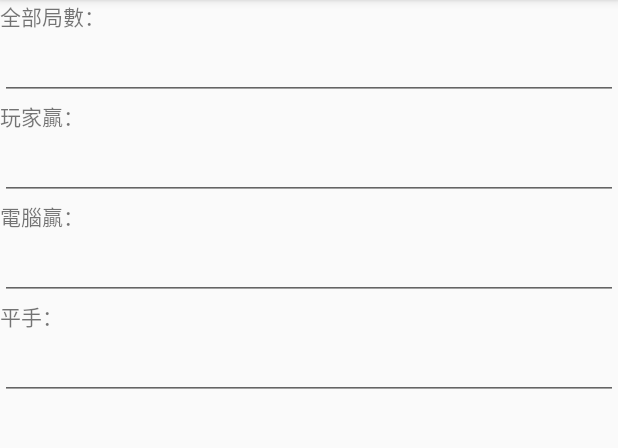
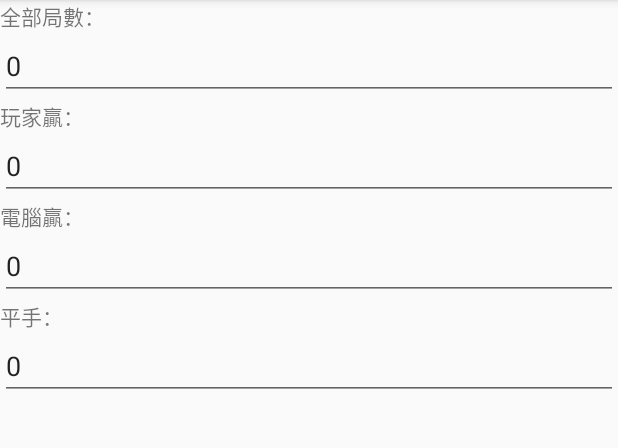
Before and after one commit to IBOTIAndy/NTUT_Android_HW, an Android app: the ResultActivity screen opened directly, with no data from a screen before it, on a phone screen of 412 x 824 dp, the part 84-532 px from its top. Run offline under Robolectric (Android 15) with nearby library versions, the phone set to English and light mode, and no system bars.

Commit message:
almost ok ResultActivity

```diff
--- a/app/src/main/java/com/gameusingdynamicfragment/ResultActivity.java
+++ b/app/src/main/java/com/gameusingdynamicfragment/ResultActivity.java
@@ -1,13 +1,33 @@
 package com.gameusingdynamicfragment;
 
+import android.content.Intent;
 import android.support.v7.app.AppCompatActivity;
 import android.os.Bundle;
+import android.widget.EditText;
 
 public class ResultActivity extends AppCompatActivity {
+
+    private EditText mEdtCountSet,
+            mEdtCountPlayerWin,
+            mEdtCountComWin,
+            mEdtCountDraw;
 
     @Override
     protected void onCreate(Bundle savedInstanceState) {
         super.onCreate(savedInstanceState);
         setContentView(R.layout.activity_result);
+
+        mEdtCountSet = (EditText) findViewById(R.id.edtCountSet);
+        mEdtCountPlayerWin = (EditText) findViewById(R.id.edtCountPlayerWin);
+        mEdtCountComWin = (EditText) findViewById(R.id.edtCountComWin);
+        mEdtCountDraw = (EditText) findViewById(R.id.edtCountDraw);
+
+        Intent intent = getIntent();
+
+        mEdtCountSet.setText(String.valueOf(intent.getIntExtra("CountSet", 0)));
+        mEdtCountPlayerWin.setText(String.valueOf(intent.getIntExtra("CountPlayerWin", 0)));
+        mEdtCountComWin.setText(String.valueOf(intent.getIntExtra("CountComWin", 0)));
+        mEdtCountDraw.setText(String.valueOf(intent.getIntExtra("CountDraw", 0)));
+
     }
 }
```
